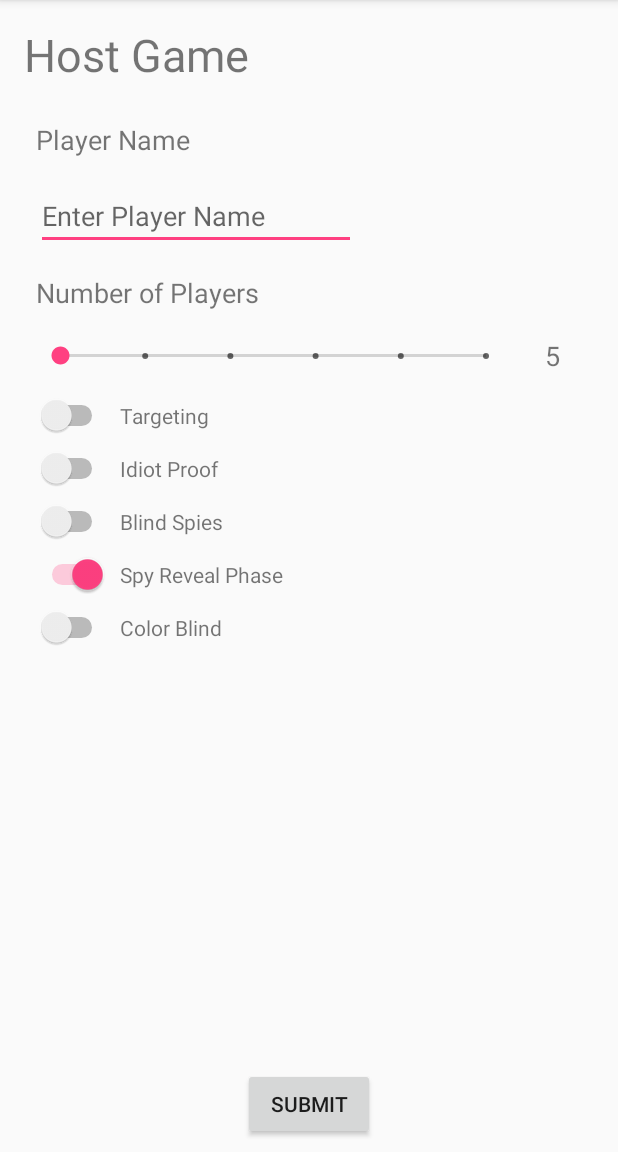
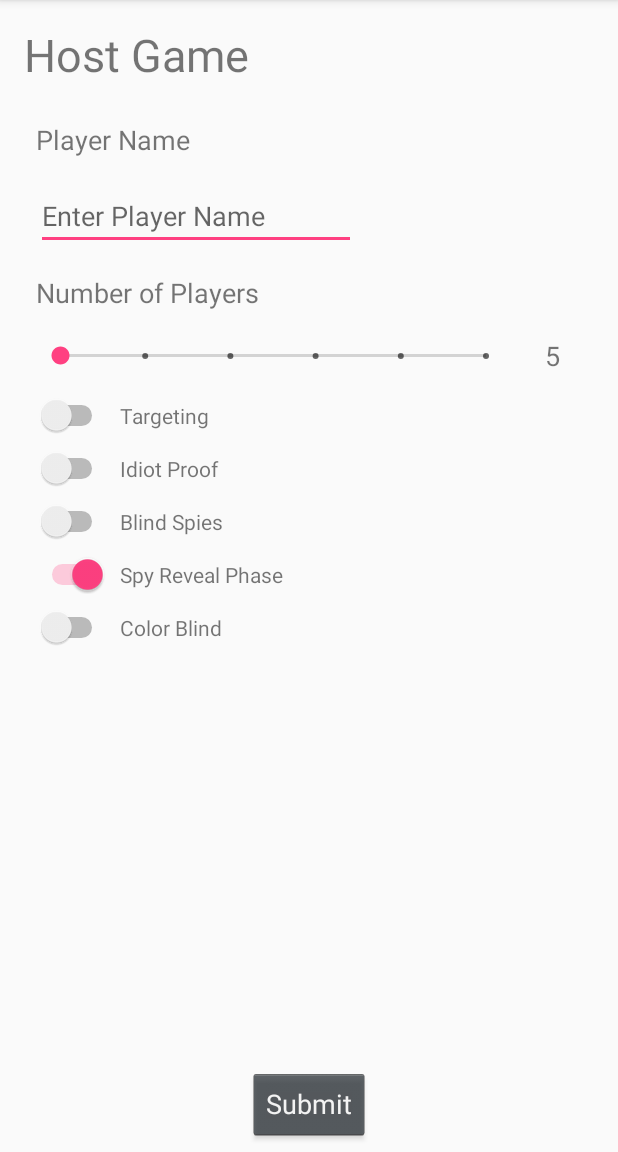
Before and after one commit to the-flatmates/resistance-clone, an Android app: the HostGame screen opened directly, with no data from a screen before it, on a phone screen of 412 x 824 dp, the part 84-1236 px from its top. Run offline under Robolectric (Android 15) with nearby library versions, the phone set to English and light mode, and no system bars.

Commit message:
Change button theme to Holo

```diff
--- a/app/src/main/res/layout/activity_host_game.xml
+++ b/app/src/main/res/layout/activity_host_game.xml
@@ -93,6 +93,7 @@
 
     <Button
         android:id="@+id/btn_host_game_submit"
+        style="@android:style/Widget.Holo.Button"
         android:layout_width="wrap_content"
         android:layout_height="wrap_content"
         android:layout_marginBottom="8dp"
--- a/app/src/main/res/layout/activity_join_game.xml
+++ b/app/src/main/res/layout/activity_join_game.xml
@@ -19,6 +19,7 @@
 
     <Button
         android:id="@+id/btn_join_game_submit"
+        style="@android:style/Widget.Holo.Button"
         android:layout_width="wrap_content"
         android:layout_height="wrap_content"
         android:layout_marginBottom="8dp"
```
